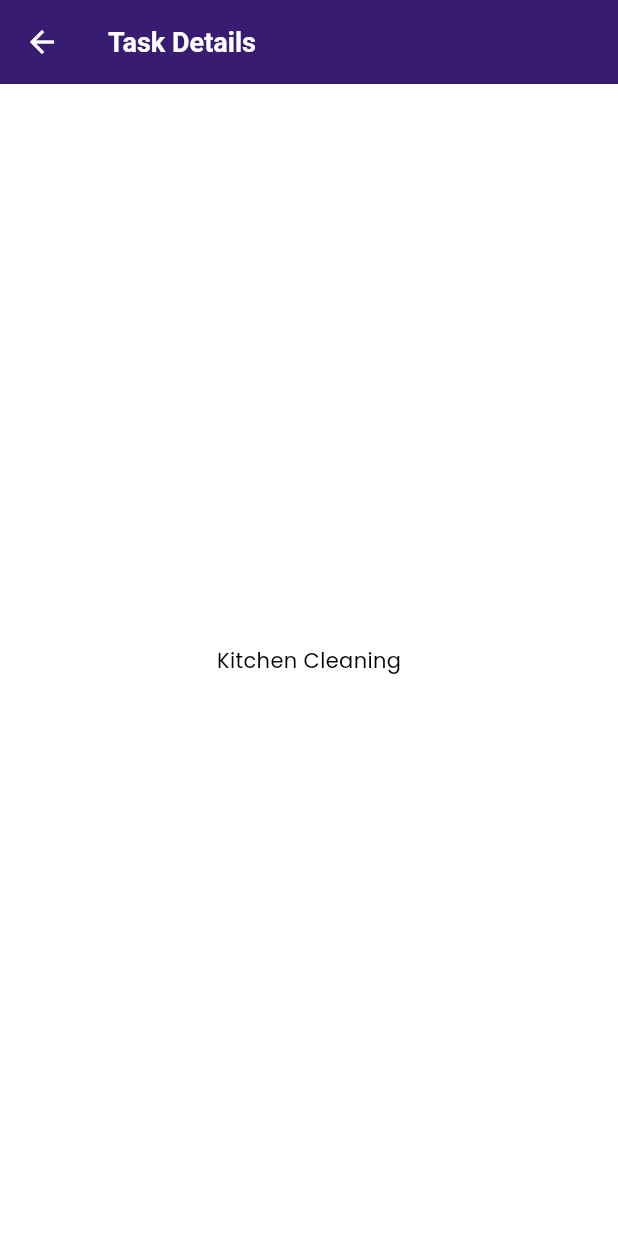
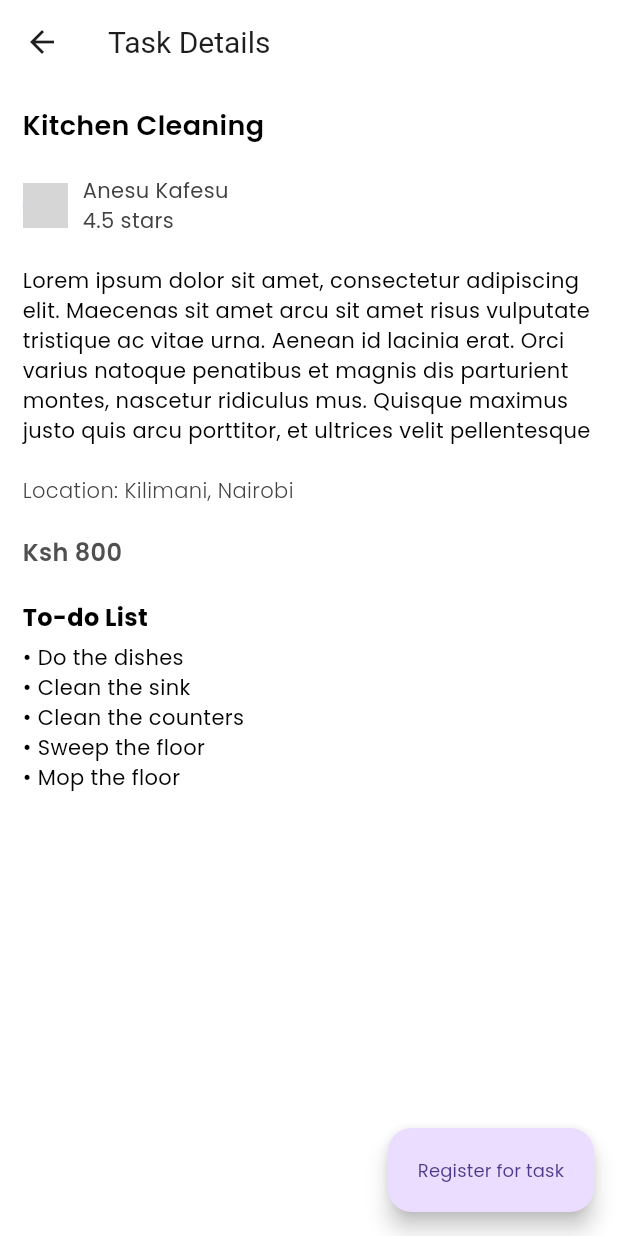
Before and after one commit to SundayOlubode/chindi, a Flutter app: the screen it shows after launch, after a tap on "Kitchen Cleaning", on a phone screen of 412 x 824 dp. Run offline on Flutter 3.47's test engine with Material 3 defaults, Android fonts, the phone set to English and light mode, and no system bars; our stand-ins replace iconsax; network calls fail; grey boxes are pictures that could not be loaded.

Commit message:
task management

```diff
--- /dev/null
+++ b/lib/components/task_summary.dart
@@ -0,0 +1,75 @@
+import 'package:chindi_ke/components/user_profile_summary.dart';
+import 'package:chindi_ke/styles/text.dart';
+import 'package:chindi_ke/utils/helpers/create_location_description.dart';
+import 'package:flutter/material.dart';
+import 'package:chindi_ke/models/task.dart' as m;
+import 'package:chindi_ke/routes/tasks/task_details.dart' as r;
+import 'package:chindi_ke/utils/helpers/format_currency.dart';
+import 'package:chindi_ke/utils/helpers/truncate_description.dart';
+
+class TaskSummary extends StatelessWidget {
+  final m.Task task;
+  const TaskSummary({
+    super.key,
+    required this.task,
+  });
+
+  @override
+  Widget build(BuildContext context) {
+    return GestureDetector(
+      onTap: () {
+        Navigator.push(
+          context,
+          MaterialPageRoute(
+            builder: (BuildContext context) {
+              return r.TaskDetails(
+                task: task,
+              );
+            },
+          ),
+        );
+      },
+      child: Card(
+        color: const Color.fromRGBO(246, 246, 246, 1),
+        elevation: 0,
+        child: Padding(
+          padding: const EdgeInsets.all(15.0),
+          child: Column(
+            crossAxisAlignment: CrossAxisAlignment.start,
+            children: [
+              Text(
+                task.title,
+                style: TextStyles.headingStyle,
+              ),
+              const SizedBox(
+                height: 10,
+              ),
+              Text(
+                formatCurrency(task.pay),
+                style: TextStyles.currencyStyle,
+              ),
+              const SizedBox(
+                height: 10,
+              ),
+              Text(
+                truncateDescription(task.description, 150),
+                style: TextStyles.bodyStyle,
+              ),
+              const SizedBox(
+                height: 10,
+              ),
+              Text(
+                createLocationDescription(task.location),
+                style: TextStyles.subduedTextStyle,
+              ),
+              const SizedBox(
+                height: 20,
+              ),
+              UserProfileSummary(user: task.owner),
+            ],
+          ),
+        ),
+      ),
+    );
+  }
+}
--- a/lib/components/tasks/task_display.dart
+++ /dev/null
@@ -1,108 +0,0 @@
-import 'package:chindi_ke/utils/helpers/create_location_description.dart';
-import 'package:flutter/material.dart';
-import 'package:chindi_ke/models/task.dart' as m;
-import 'package:chindi_ke/routes/tasks/task.dart' as r;
-import 'package:chindi_ke/utils/helpers/format_currency.dart';
-import 'package:chindi_ke/utils/helpers/truncate_description.dart';
-
-class TaskDisplay extends StatelessWidget {
-  final m.Task task;
-  const TaskDisplay({
-    super.key,
-    required this.task,
-  });
-
-  @override
-  Widget build(BuildContext context) {
-    return GestureDetector(
-      onTap: () {
-        Navigator.push(
-          context,
-          MaterialPageRoute(
-            builder: (BuildContext context) {
-              return r.Task(
-                task: task,
-              );
-            },
-          ),
-        );
-      },
-      child: Card(
-        color: const Color.fromRGBO(246, 246, 246, 1),
-        elevation: 0,
-        child: Padding(
-          padding: const EdgeInsets.all(15.0),
-          child: Column(
-            crossAxisAlignment: CrossAxisAlignment.start,
-            children: [
-              Text(
-                task.title,
-                style: const TextStyle(
-                  fontSize: 18,
-                  fontWeight: FontWeight.w600,
-                ),
-              ),
-              const SizedBox(
-                height: 10,
-              ),
-              Text(
-                formatCurrency(task.pay),
-                style: const TextStyle(
-                  color: Color.fromRGBO(80, 80, 80, 1),
-                  fontWeight: FontWeight.w600,
-                  fontSize: 16,
-                ),
-              ),
-              const SizedBox(
-                height: 10,
-              ),
-              Text(truncateDescription(task.description, 150)),
-              const SizedBox(
-                height: 10,
-              ),
-              Text(
-                createLocationDescription(task.location),
-                style: TextStyle(
-                  color: Colors.grey.shade800,
-                  fontSize: 14,
-                  fontWeight: FontWeight.w300,
-                ),
-              ),
-              const SizedBox(
-                height: 20,
-              ),
-              Row(
-                children: [
-                  CircleAvatar(
-                    radius: 15,
-                    foregroundImage: NetworkImage(task.owner.avatarUrl),
-                  ),
-                  const SizedBox(
-                    width: 10,
-                  ),
-                  Column(
-                    crossAxisAlignment: CrossAxisAlignment.start,
-                    children: [
-                      Text(
-                        '${task.owner.firstName} ${task.owner.lastName}',
-                        style: TextStyle(
-                          color: Colors.grey.shade800,
-                        ),
-                      ),
-                      Text(
-                        '${task.owner.rating} ${task.owner.rating == 1 ? 'star' : 'stars'}',
-                        style: TextStyle(
-                          color: Colors.grey.shade800,
-                        ),
-                      )
-                    ],
-                  )
-                ],
-              )
-            ],
-          ),
-        ),
-      ),
-    );
-  }
-}
--- /dev/null
+++ b/lib/components/tasks_list.dart
@@ -0,0 +1,26 @@
+import 'package:flutter/material.dart';
+import 'package:chindi_ke/models/task.dart';
+import 'package:chindi_ke/components/task_summary.dart';
+
+class TasksList extends StatelessWidget {
+  final List<Task> tasks;
+  const TasksList({super.key, required this.tasks});
+
+  @override
+  Widget build(BuildContext context) {
+    return Expanded(
+      child: ListView.builder(
+        itemCount: tasks.length,
+        itemBuilder: (context, index) {
+          Task task = tasks[index];
+          return Column(children: [
+            TaskSummary(task: task),
+            const SizedBox(
+              height: 20,
+            )
+          ]);
+        },
+      ),
+    );
+  }
+}
--- /dev/null
+++ b/lib/components/user_profile_summary.dart
@@ -0,0 +1,39 @@
+import 'package:flutter/material.dart';
+import 'package:chindi_ke/models/user.dart';
+
+class UserProfileSummary extends StatelessWidget {
+  final User user;
+  const UserProfileSummary({super.key, required this.user});
+
+  @override
+  Widget build(BuildContext context) {
+    return Row(
+      children: [
+        CircleAvatar(
+          radius: 15,
+          foregroundImage: NetworkImage(user.avatarUrl),
+        ),
+        const SizedBox(
+          width: 10,
+        ),
+        Column(
+          crossAxisAlignment: CrossAxisAlignment.start,
+          children: [
+            Text(
+              '${user.firstName} ${user.lastName}',
+              style: TextStyle(
+                color: Colors.grey.shade800,
+              ),
+            ),
+            Text(
+              '${user.rating} ${user.rating == 1 ? 'star' : 'stars'}',
+              style: TextStyle(
+                color: Colors.grey.shade800,
+              ),
+            )
+          ],
+        )
+      ],
+    );
+  }
+}
--- a/lib/main.dart
+++ b/lib/main.dart
@@ -1,4 +1,5 @@
 import 'package:chindi_ke/routes/home.dart';
+import 'package:chindi_ke/routes/tasks/manage_tasks.dart';
 import 'package:chindi_ke/utils/theme/theme.dart';
 import 'package:flutter/material.dart';
 
@@ -16,7 +17,7 @@ class App extends StatelessWidget {
       themeMode: ThemeMode.system,
       theme: ChindiAppTheme.lightTheme,
       darkTheme: ChindiAppTheme.darkTheme,
-      home: const Home(),
+      home: const ManageTasks(),
     );
   }
 }
--- /dev/null
+++ b/lib/routes/tasks/manage_tasks.dart
@@ -0,0 +1,38 @@
+import 'package:chindi_ke/components/tasks_list.dart';
+import 'package:chindi_ke/utils/constants/tasks.dart';
+import 'package:flutter/material.dart';
+
+class ManageTasks extends StatelessWidget {
+  const ManageTasks({super.key});
+
+  @override
+  Widget build(BuildContext context) {
+    return DefaultTabController(
+      length: 2,
+      child: Scaffold(
+        appBar: AppBar(
+          title: const Text('Manage Tasks'),
+          bottom: const TabBar(
+            tabs: [
+              Tab(
+                text: 'Tasks Created',
+              ),
+              Tab(
+                text: 'Tasks Performed',
+              )
+            ],
+          ),
+        ),
+        body: Padding(
+          padding: const EdgeInsets.all(8.0),
+          child: TabBarView(
+            children: [
+              TasksList(tasks: tasks),
+              TasksList(tasks: tasks),
+            ],
+          ),
+        ),
+      ),
+    );
+  }
+}
--- a/lib/routes/tasks/task.dart
+++ /dev/null
@@ -1,17 +0,0 @@
-import 'package:flutter/material.dart';
-import 'package:chindi_ke/models/task.dart' as m;
-
-class Task extends StatelessWidget {
-  final m.Task task;
-  const Task({super.key, required this.task});
-
-  @override
-  Widget build(BuildContext context) {
-    return Scaffold(
-      appBar: AppBar(
-        title: const Text('Task Details'),
-      ),
-      body: Center(child: Text(task.title)),
-    );
-  }
-}
--- /dev/null
+++ b/lib/routes/tasks/task_details.dart
@@ -0,0 +1,68 @@
+import 'package:chindi_ke/components/todo_list.dart';
+import 'package:chindi_ke/components/user_profile_summary.dart';
+import 'package:chindi_ke/styles/text.dart';
+import 'package:chindi_ke/utils/helpers/create_location_description.dart';
+import 'package:chindi_ke/utils/helpers/format_currency.dart';
+import 'package:flutter/material.dart';
+import 'package:chindi_ke/models/task.dart' as m;
+
+class TaskDetails extends StatelessWidget {
+  final m.Task task;
+  const TaskDetails({super.key, required this.task});
+
+  @override
+  Widget build(BuildContext context) {
+    return Scaffold(
+      appBar: AppBar(
+        title: const Text('Task Details'),
+      ),
+      floatingActionButton: FloatingActionButton.extended(
+        onPressed: () {},
+        label: const Text('Register for task'),
+      ),
+      body: Padding(
+        padding: const EdgeInsets.all(15.0),
+        child: Column(
+          crossAxisAlignment: CrossAxisAlignment.start,
+          children: [
+            Text(
+              task.title,
+              style: TextStyles.headingStyle,
+            ),
+            const SizedBox(
+              height: 20,
+            ),
+            UserProfileSummary(user: task.owner),
+            const SizedBox(
+              height: 20,
+            ),
+            Text(
+              task.description,
+              style: TextStyles.bodyStyle,
+            ),
+            const SizedBox(
+              height: 20,
+            ),
+            Text(
+              'Location: ${createLocationDescription(task.location)}',
+              style: TextStyles.subduedTextStyle,
+            ),
+            const SizedBox(
+              height: 20,
+            ),
+            Text(
+              formatCurrency(task.pay),
+              style: TextStyles.currencyStyle,
+            ),
+            const SizedBox(
+              height: 20,
+            ),
+            TodoList(
+              todoList: task.todoList,
+            )
+          ],
+        ),
+      ),
+    );
+  }
+}
--- a/lib/routes/tasks/tasks.dart
+++ b/lib/routes/tasks/tasks.dart
@@ -1,4 +1,4 @@
-import 'package:chindi_ke/components/tasks/task_display.dart';
+import 'package:chindi_ke/components/task_summary.dart';
 import 'package:chindi_ke/components/utils/chindi_logo.dart';
 import 'package:chindi_ke/components/custom_text_form_field.dart';
 import 'package:chindi_ke/utils/constants/sizes.dart';
@@ -43,20 +43,6 @@ class Tasks extends StatelessWidget {
           const SizedBox(
             height: 15,
           ),
-          Expanded(
-            child: ListView.builder(
-              itemCount: tasks.length,
-              itemBuilder: (context, index) {
-                Task task = tasks[index];
-                return Column(children: [
-                  TaskDisplay(task: task),
-                  const SizedBox(
-                    height: 20,
-                  )
-                ]);
-              },
-            ),
-          )
         ],
       ),
     );
--- /dev/null
+++ b/lib/styles/text.dart
@@ -0,0 +1,22 @@
+import 'package:flutter/material.dart';
+
+class TextStyles {
+  static TextStyle headingStyle = const TextStyle(
+    fontSize: 18,
+    fontWeight: FontWeight.w600,
+  );
+
+  static TextStyle currencyStyle = const TextStyle(
+    color: Color.fromRGBO(80, 80, 80, 1),
+    fontWeight: FontWeight.w600,
+    fontSize: 16,
+  );
+
+  static TextStyle bodyStyle = const TextStyle();
+
+  static TextStyle subduedTextStyle = TextStyle(
+    color: Colors.grey.shade800,
+    fontSize: 14,
+    fontWeight: FontWeight.w300,
+  );
+}
--- a/lib/utils/constants/tasks.dart
+++ b/lib/utils/constants/tasks.dart
@@ -30,7 +30,7 @@ User taskOwner = User(
 
 Task task = Task(
   title: 'Kitchen Cleaning',
-  pay: 4000,
+  pay: 800,
   description:
       'Lorem ipsum dolor sit amet, consectetur adipiscing elit. Maecenas sit amet arcu sit amet risus vulputate tristique ac vitae urna. Aenean id lacinia erat. Orci varius natoque penatibus et magnis dis parturient montes, nascetur ridiculus mus. Quisque maximus justo quis arcu porttitor, et ultrices velit pellentesque',
   location: taskLocation,
--- a/lib/utils/helpers/format_currency.dart
+++ b/lib/utils/helpers/format_currency.dart
@@ -10,5 +10,12 @@ String formatCurrency(int amount) {
       result += ',';
     }
   }
-  return 'Ksh ${result.split('').reversed.join('')}';
+
+  result = result.split('').reversed.join();
+
+  if (result[0] == ',') {
+    result = result.substring(1);
+  }
+
+  return 'Ksh $result';
 }
--- a/lib/utils/theme/custom_themes/appbar_theme.dart
+++ b/lib/utils/theme/custom_themes/appbar_theme.dart
@@ -10,14 +10,20 @@ class ChindiAppBarTheme {
     elevation: 0,
     centerTitle: false,
     scrolledUnderElevation: 0,
-    backgroundColor: Color.fromRGBO(56, 28, 114, 1),
+    backgroundColor: Color.fromRGBO(255, 255, 255, 1),
     surfaceTintColor: Colors.transparent,
-    iconTheme:
-        IconThemeData(color: ChindiColors.white, size: ChindiSizes.iconMd),
-    actionsIconTheme:
-        IconThemeData(color: ChindiColors.black, size: ChindiSizes.iconMd),
+    iconTheme: IconThemeData(
+      color: Color.fromRGBO(30, 30, 30, 1),
+      size: ChindiSizes.iconMd,
+    ),
+    actionsIconTheme: IconThemeData(
+      color: ChindiColors.black,
+      size: ChindiSizes.iconMd,
+    ),
     titleTextStyle: TextStyle(
-        fontSize: 18.0, fontWeight: FontWeight.w600, color: ChindiColors.white),
+      fontSize: 20.0,
+      color: Color.fromRGBO(30, 30, 30, 1),
+    ),
   );
 
   /// Dark App Bar Theme
@@ -25,13 +31,19 @@ class ChindiAppBarTheme {
     elevation: 0,
     centerTitle: false,
     scrolledUnderElevation: 0,
-    backgroundColor: Color.fromRGBO(56, 28, 114, 1),
+    backgroundColor: Color.fromRGBO(255, 255, 255, 1),
     surfaceTintColor: Colors.transparent,
-    iconTheme:
-        IconThemeData(color: ChindiColors.white, size: ChindiSizes.iconMd),
-    actionsIconTheme:
-        IconThemeData(color: ChindiColors.white, size: ChindiSizes.iconMd),
+    iconTheme: IconThemeData(
+      color: Color.fromRGBO(30, 30, 30, 1),
+      size: ChindiSizes.iconMd,
+    ),
+    actionsIconTheme: IconThemeData(
+      color: ChindiColors.white,
+      size: ChindiSizes.iconMd,
+    ),
     titleTextStyle: TextStyle(
-        fontSize: 18.0, fontWeight: FontWeight.w600, color: ChindiColors.white),
+      fontSize: 20.0,
+      color: Color.fromRGBO(30, 30, 30, 1),
+    ),
   );
 }
```
Also changed, not shown: lib/components/todo_list.dart (+19 -78 lines), lib/components/task_display.dart (deleted).
